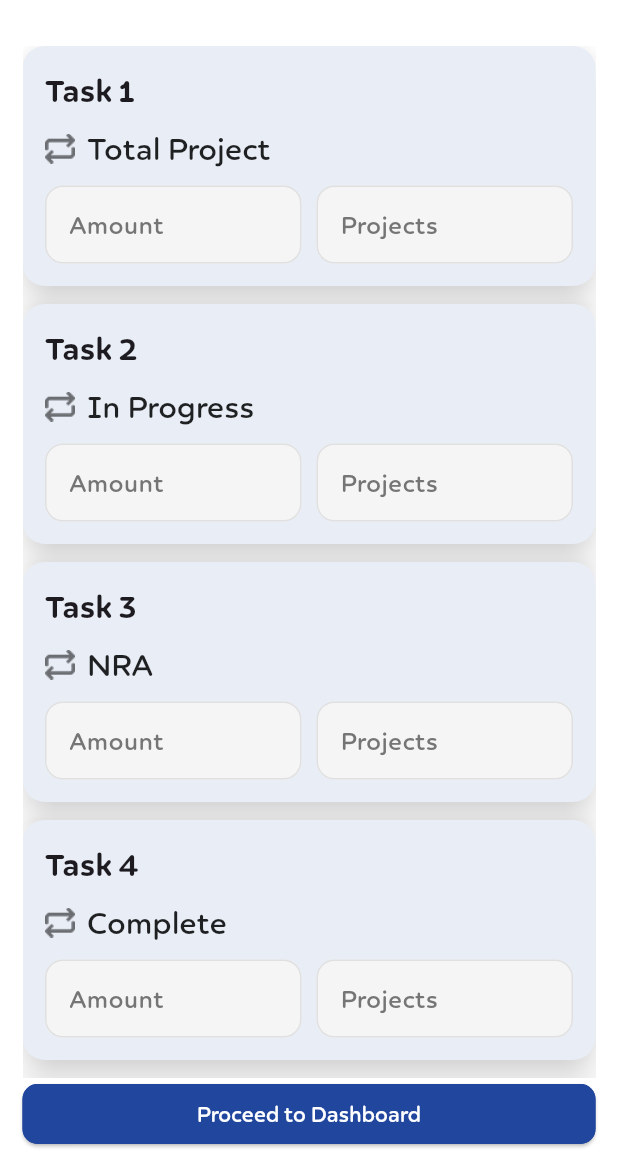
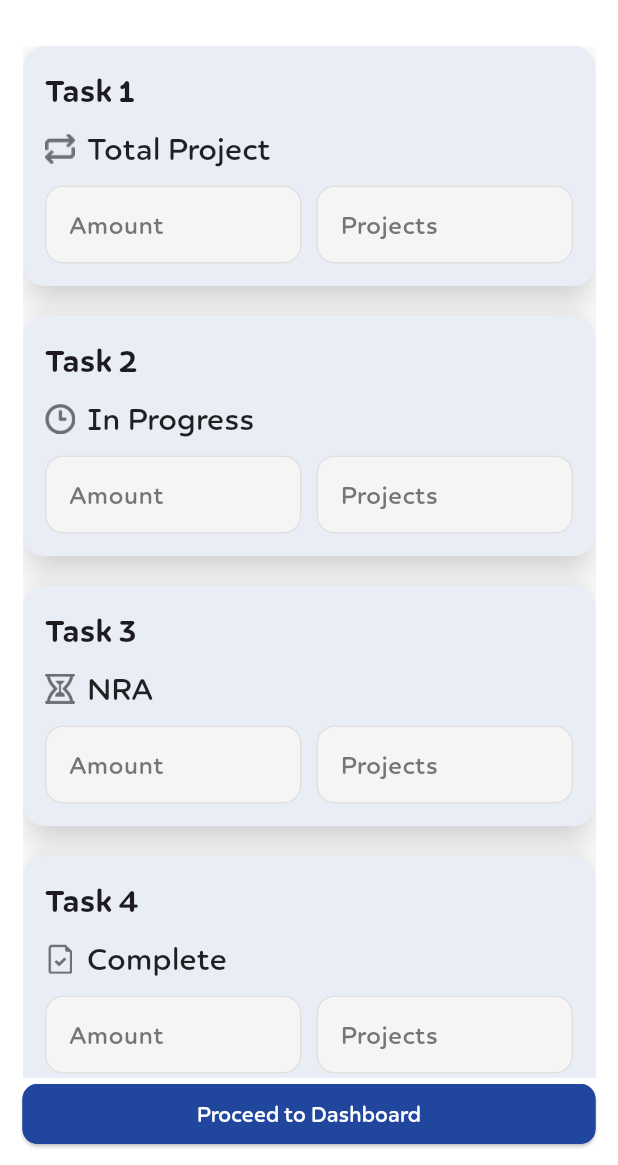
Before and after one commit to MTS-Services/Task-Management, a Flutter app: the screen it shows after launch, on a phone screen of 412 x 824 dp, the part 71-1236 px from its top. Run offline on Flutter 3.47's test engine with Material 3 defaults, Android fonts, the phone set to English and light mode, and no system bars; our stand-ins replace firebase_auth, firebase_core, fl_chart, flutter_otp_text_field, get, lottie and 1 more; accounts and stored records are empty.

Commit message:
add task pages

```diff
--- a/lib/domain/entities/asset_path.dart
+++ b/lib/domain/entities/asset_path.dart
@@ -2,8 +2,15 @@ import 'dart:core';
 
 class AssetPath {
   static const String basePath = "assets/images";
+  static const String basePath2 = "assets/Icons";
   static const String logoPng = "$basePath/logo.png";
   static const String totalPricePng = "$basePath/totalPrice.png";
+  static const String clockPng = "$basePath2/Clock.png";
+  static const String completePng= "$basePath2/Complete.png";
+  static const String nrmPng = "$basePath2/Time.png";
+  static const String canselPng = "$basePath2/cansel.png";
+  static const String targetPng = "$basePath2/terget.png";
+  static const String carryPng = "$basePath2/carry.png";
 
   // onboarding image
   static const String basePathOnboarding = "assets/images";
--- a/lib/presentation/pages/screen/task_add_screen.dart
+++ b/lib/presentation/pages/screen/task_add_screen.dart
@@ -1,5 +1,6 @@
 import 'package:flutter/material.dart';
 import 'package:maktrack/domain/entities/asset_path.dart';
+import 'package:maktrack/presentation/pages/screen/home/widgets/custom_calendar.dart';
 import 'package:maktrack/presentation/widgets/custom_app_bar.dart';
 import 'package:maktrack/presentation/widgets/total_price_widget.dart';
 
@@ -13,12 +14,13 @@ class TaskAddScreen extends StatefulWidget {
 class _TaskAddScreenState extends State<TaskAddScreen> {
   final List<Map<String, dynamic>> tasks = [
     {"title": "Task 1 ", "Total":"Total Project", "icon":AssetPath.totalPricePng},
-    {"title": "Task 2 ","Total":"In Progress"},
-    {"title": "Task 3 ","Total":"NRA"},
-    {"title": "Task 4","Total":"Complete"},
-    {"title": "Task 5","Total":"Cancel"},
-    {"title": "Task 6","Total":"Carry Forward"},
-    {"title": "Task 7 ","Total":"Total Target"},
+    {"title": "Task 2 ","Total":"In Progress", "icon":AssetPath.clockPng},
+    {"title": "Task 3 ","Total":"NRA","icon":AssetPath.nrmPng},
+    {"title": "Task 4","Total":"Complete", "icon":AssetPath.completePng},
+    {"title": "Task 5","Total":"Cancel","icon":AssetPath.canselPng},
+    {"title": "Task 6 ","Total":"Total Target","icon":AssetPath.targetPng},
+    {"title": "Task 7","Total":"Carry Forward","icon":AssetPath.carryPng},
+
   ].map((task) => {
     ...task,
     "amount": "",
@@ -71,10 +73,11 @@ class _TaskAddScreenState extends State<TaskAddScreen> {
               const SizedBox(height: 20),
               Expanded(
                 child: ListView.builder(
+                  physics: BouncingScrollPhysics(),
                   itemCount: tasks.length,
                   itemBuilder: (context, index) {
                     return Card(
-                      margin: const EdgeInsets.only(bottom: 12),
+                      margin: const EdgeInsets.only(bottom: 20),
                       shape: RoundedRectangleBorder(
                         borderRadius: BorderRadius.circular(15),
                       ),
@@ -95,7 +98,7 @@ class _TaskAddScreenState extends State<TaskAddScreen> {
                             ),
                             const SizedBox(height: 10),
                             TotalPriceWidget(
-                              icon: AssetPath.totalPricePng,
+                              icon: tasks[index]["icon"],
                               text:tasks[index]["Total"]??"Unknown",
                             ),
                             const SizedBox(height: 10),
```
Also changed, not shown: assets/Icons/cansel.png (added), assets/Icons/carry.png (added), assets/Icons/terget.png (added).
